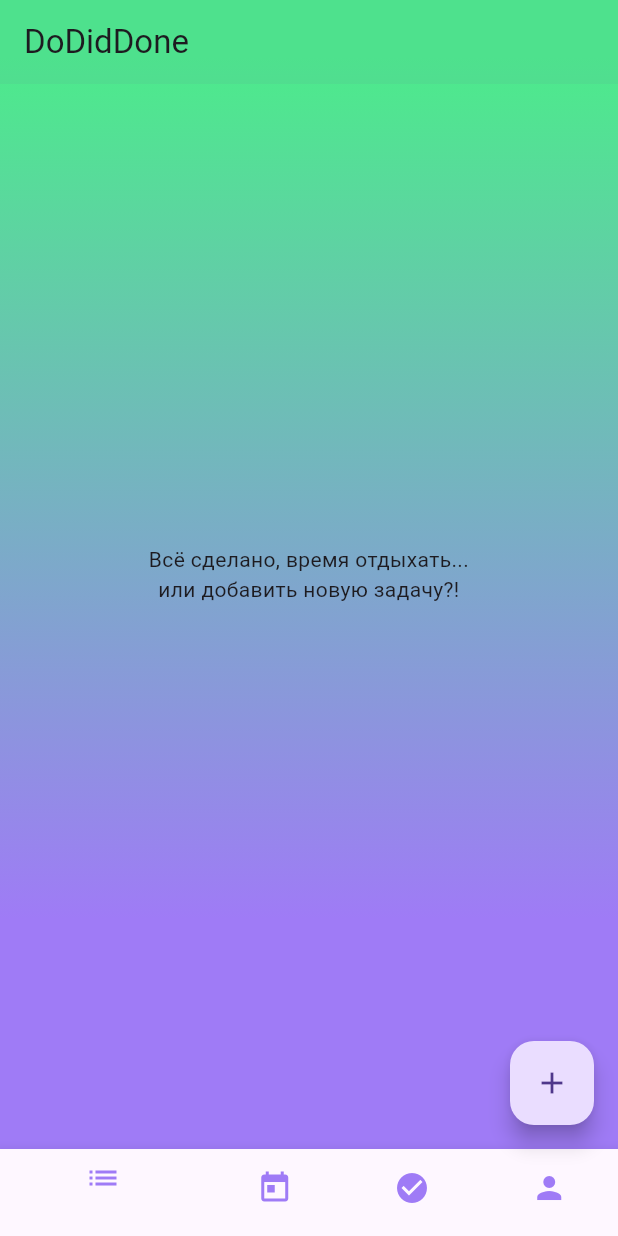
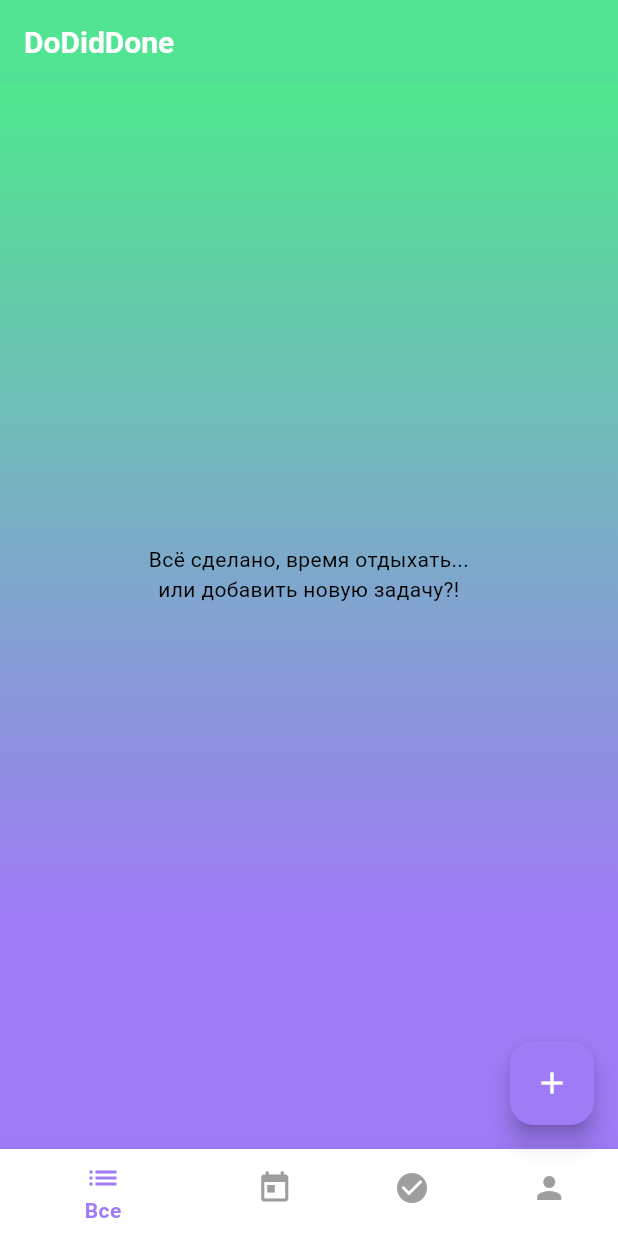
Before and after one commit to zigbug/zerocoderdodiddone, a Flutter app: the DoDidDoneMain screen opened directly, on a phone screen of 412 x 824 dp. Run offline on Flutter 3.47's test engine with Material 3 defaults, Android fonts, the phone set to English and light mode, and no system bars; our stand-ins replace cloud_firestore, equatable, firebase_auth, firebase_core, flutter_local_notifications, google_sign_in and 1 more; accounts and stored records are empty.

Commit message:
приоритет

```diff
--- a/lib/app/dodiddone.dart
+++ b/lib/app/dodiddone.dart
@@ -1,6 +1,7 @@
 import 'package:firebase_auth/firebase_auth.dart';
 import 'package:flutter/material.dart';
 import 'package:zerocoderdodiddone/pages/login_page.dart';
+import 'package:zerocoderdodiddone/themes/dodiddone_theme.dart';
 
 import '../pages/dodiddone_main.dart';
 import '../services/firebase_auth_sevice.dart'; // Import your AuthService
@@ -26,9 +27,7 @@ late User? user;
   Widget build(BuildContext context) {
     return MaterialApp(
       title: 'DoDidDone',
-      theme: ThemeData(
-        primarySwatch: Colors.blue,
-      ),
+      theme: DoDidDoneTheme.lightTheme,
       home: _authService.currentUser != null
           ? const DoDidDoneMain() // Navigate to DoDidDoneMain if authenticated
           : const LoginPage(), // Navigate to LoginPage if not authenticated
--- a/lib/pages/dodiddone_main.dart
+++ b/lib/pages/dodiddone_main.dart
@@ -207,26 +207,24 @@ class _DoDidDoneMainState extends State<DoDidDoneMain> {
         child: _screens[_selectedIndex],
       ),
       bottomNavigationBar: BottomNavigationBar(
-        items: <BottomNavigationBarItem>[
+        items: const <BottomNavigationBarItem>[
           BottomNavigationBarItem(
             icon:
-                Icon(Icons.list, color: DoDidDoneTheme.lightTheme.primaryColor),
+                Icon(Icons.list,),
             label: 'Все',
           ),
           BottomNavigationBarItem(
             icon: Icon(Icons.today,
-                color: DoDidDoneTheme.lightTheme.primaryColor),
+                ),
             label: 'Сегодня',
           ),
 
           BottomNavigationBarItem(
-            icon: Icon(Icons.check_circle,
-                color: DoDidDoneTheme.lightTheme.primaryColor),
+            icon: Icon(Icons.check_circle,),
             label: 'Выполненные',
           ),
           BottomNavigationBarItem(
-            icon: Icon(Icons.person,
-                color: DoDidDoneTheme.lightTheme.primaryColor),
+            icon: Icon(Icons.person,),
             label: 'Профиль',
           ),
         ],
--- a/lib/themes/dodiddone_theme.dart
+++ b/lib/themes/dodiddone_theme.dart
@@ -18,20 +18,21 @@ class DoDidDoneTheme {
         fontWeight: FontWeight.bold,
       ),
     ),
-    bottomNavigationBarTheme: BottomNavigationBarThemeData(
+    bottomNavigationBarTheme: const BottomNavigationBarThemeData(
       backgroundColor: Color.fromRGBO(115, 90, 172, 1),
-      selectedItemColor: const Color(0xFF9F7BF6),
+      selectedItemColor: Color(0xFF9F7BF6),
       unselectedItemColor: Colors.grey,
-      selectedLabelStyle: const TextStyle(
+      selectedLabelStyle: TextStyle(
         fontWeight: FontWeight.bold,
+        color: Color(0xFF9F7BF6),
       ),
-      unselectedLabelStyle: const TextStyle(
+      unselectedLabelStyle: TextStyle(
         fontWeight: FontWeight.normal,
-        color: const Color(0xFF9F7BF6),
+        color: Color(0xFF9F7BF6),
       ),
     ),
-    buttonTheme: ButtonThemeData(
-      buttonColor: const Color(0xFF4CEB8B),
+    buttonTheme: const ButtonThemeData(
+      buttonColor: Color(0xFF4CEB8B),
       textTheme: ButtonTextTheme.primary,
     ),
     textButtonTheme: TextButtonThemeData(
--- a/lib/widgets/all_tasks_widget.dart
+++ b/lib/widgets/all_tasks_widget.dart
@@ -27,11 +27,11 @@ class _AllTasksWidgetState extends State<AllTasksWidget> {
           return const Center(child: CircularProgressIndicator());
         }
 
-        final tasks = (snapshot.data!.docs.map((doc) {
+        final tasks = snapshot.data!.docs.map((doc) {
          var task= Task.fromMap(doc.data() as Map<String, dynamic>);
        task =task.copyWith(id: doc.id);
           return task;
-        }).toList()); //.where((task) => task.isCompleted == false&&task.isForToday==false).toList()
+        }).toList(); //.where((task) => task.isCompleted == false&&task.isForToday==false).toList()
 
 
         if (tasks.isEmpty) {
--- a/lib/widgets/todayTasks_widget.dart
+++ b/lib/widgets/todayTasks_widget.dart
@@ -4,7 +4,7 @@ import 'package:zerocoderdodiddone/models/task_model.dart';
 import 'package:zerocoderdodiddone/widgets/task_item.dart';
 
 class TodayTasksWidget extends StatefulWidget {
-  const TodayTasksWidget({Key? key}) : super(key: key);
+  const TodayTasksWidget({super.key});
 
   @override
   State<TodayTasksWidget> createState() => _TodayTasksWidgetState();
```
Also changed, not shown: lib/models/task_model.dart (+27 -1 lines).
